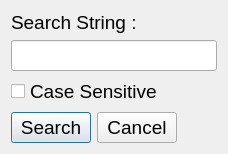
The window that Dialogs/searchdialog.ui (UnkindledTwo/TreeNotes) describes before a commit, drawn with Qt 5.
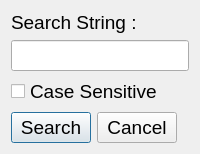
The same window after the commit.

What changed in the file:
```diff
--- a/Dialogs/searchdialog.ui
+++ b/Dialogs/searchdialog.ui
@@ -6,14 +6,14 @@
    <rect>
     <x>0</x>
     <y>0</y>
-    <width>228</width>
+    <width>196</width>
     <height>144</height>
    </rect>
   </property>
   <property name="maximumSize">
    <size>
-    <width>228</width>
-    <height>144</height>
+    <width>196</width>
+    <height>166</height>
    </size>
   </property>
   <property name="font">
```
